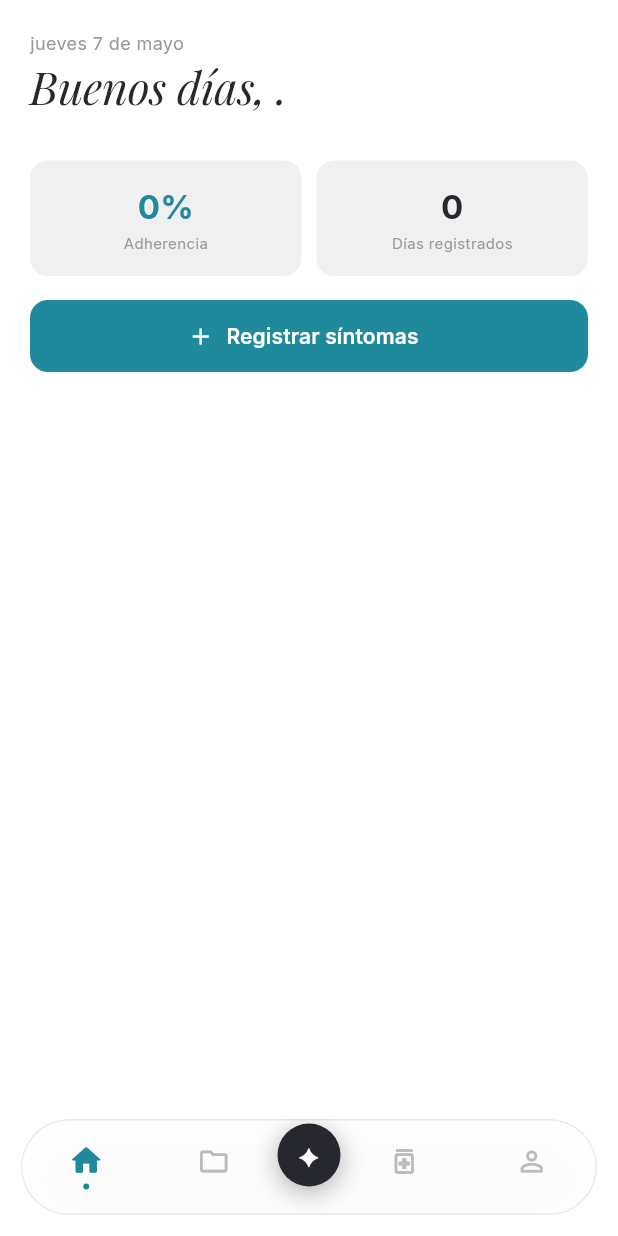
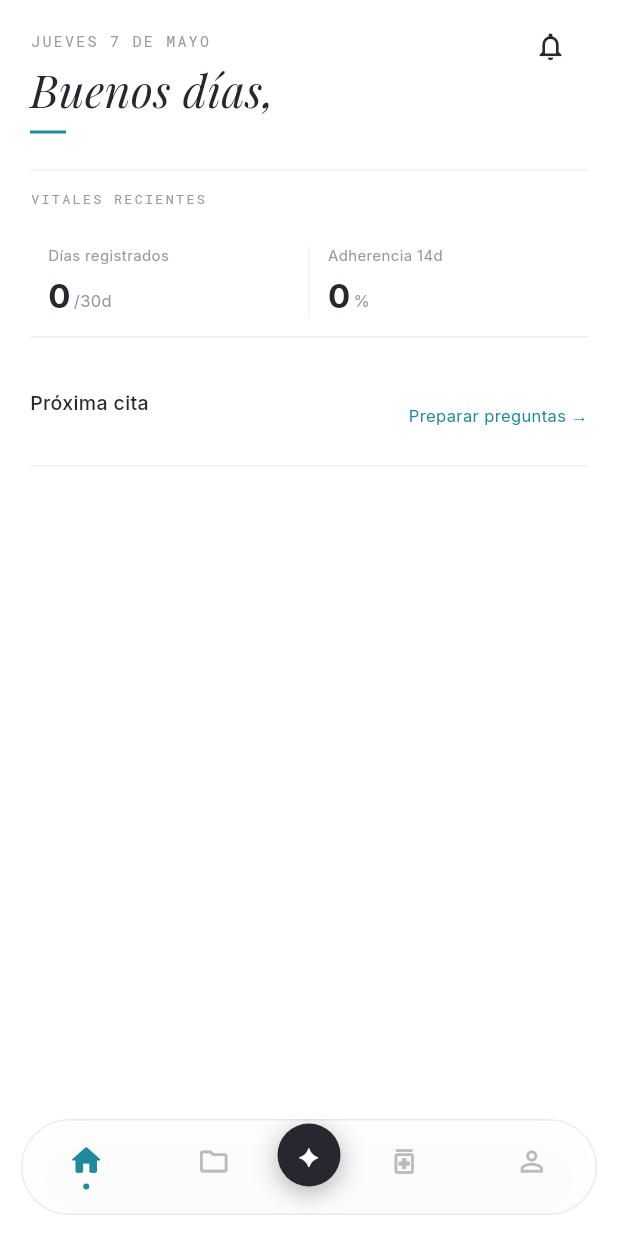
Before and after one commit to OscarTru/aliis-v1, a Flutter app: the screen it shows once a user with an empty profile is signed in, on a phone screen of 412 x 824 dp. Run offline on Flutter 3.47's test engine with Material 3 defaults, Android fonts, the light colour scheme and no system bars; drawn by our look-alikes of flutter_animate; our stand-ins replace firebase_core, firebase_messaging, flutter_riverpod, go_router, google_fonts, supabase_flutter; accounts and stored records are empty.

Commit message:
feat(home): header Editorial + BellBadge + AliisSignalCard + secciones

```diff
--- a/mobile/lib/features/home/home_provider.dart
+++ b/mobile/lib/features/home/home_provider.dart
@@ -10,6 +10,7 @@ class HomeData {
   final Set<String> takenToday;
   final bool hasActiveAlert;
   final String? alertBody;
+  final List<String> insights;
   final int adherencia14d;
   final int diasRegistrados30d;
 
@@ -20,6 +21,7 @@ class HomeData {
     required this.takenToday,
     required this.hasActiveAlert,
     this.alertBody,
+    required this.insights,
     required this.adherencia14d,
     required this.diasRegistrados30d,
   });
@@ -31,9 +33,9 @@ class HomeData {
 
 final homeProvider = FutureProvider.autoDispose<HomeData>((ref) async {
   final session = ref.watch(sessionProvider).valueOrNull;
-  if (session == null) return HomeData(
+  if (session == null) return const HomeData(
     treatments: [], takenToday: {}, hasActiveAlert: false,
-    adherencia14d: 0, diasRegistrados30d: 0,
+    insights: [], adherencia14d: 0, diasRegistrados30d: 0,
   );
 
   final userId = session.user.id;
@@ -101,6 +103,8 @@ final homeProvider = FutureProvider.autoDispose<HomeData>((ref) async {
 
   String? alertBody;
   bool hasActiveAlert = false;
+  final insights = <String>[];
+
   if (insight != null) {
     final content = insight['content'];
     final parsed = content is String
@@ -110,7 +114,10 @@ final homeProvider = FutureProvider.autoDispose<HomeData>((ref) async {
     if (patron != null) {
       hasActiveAlert = true;
       alertBody = patron;
+      insights.add(patron);
     }
+    final recomendacion = parsed['recomendacion'] as String?;
+    if (recomendacion != null) insights.add(recomendacion);
   }
 
   return HomeData(
@@ -120,6 +127,7 @@ final homeProvider = FutureProvider.autoDispose<HomeData>((ref) async {
     takenToday: takenToday,
     hasActiveAlert: hasActiveAlert,
     alertBody: alertBody,
+    insights: insights,
     adherencia14d: adherencia14d,
     diasRegistrados30d: dias,
   );
--- a/mobile/lib/features/home/home_screen.dart
+++ b/mobile/lib/features/home/home_screen.dart
@@ -4,11 +4,14 @@ import 'package:go_router/go_router.dart';
 import 'package:google_fonts/google_fonts.dart';
 import 'package:intl/intl.dart';
 import '../../core/theme.dart';
+import '../../shared/widgets/serif_heading.dart';
+import '../../shared/widgets/bell_badge.dart';
+import '../../shared/widgets/aliis_signal_card.dart';
+import '../../shared/widgets/alert_row.dart';
+import '../../shared/widgets/adherence_bar.dart';
+import '../../shared/widgets/list_item.dart';
+import '../alertas/alertas_provider.dart';
 import 'home_provider.dart';
-import 'widgets/adherencia_card.dart';
-import 'widgets/alerta_banner.dart';
-import 'widgets/celebracion_card.dart';
-import 'widgets/metricas_grid.dart';
 
 class HomeScreen extends ConsumerWidget {
   const HomeScreen({super.key});
@@ -16,63 +19,101 @@ class HomeScreen extends ConsumerWidget {
   @override
   Widget build(BuildContext context, WidgetRef ref) {
     final homeAsync = ref.watch(homeProvider);
+    final alertasAsync = ref.watch(alertasProvider);
     final now = DateTime.now();
-    final fecha = DateFormat("EEEE d 'de' MMMM", 'es').format(now);
+    final fecha = DateFormat("EEEE d 'de' MMMM", 'es').format(now).toUpperCase();
+    final greeting = _greeting(now.hour);
+
+    final alertCount = alertasAsync.valueOrNull
+        ?.where((n) => !n.read).length ?? 0;
 
     return Scaffold(
       body: SafeArea(
         child: RefreshIndicator(
-          onRefresh: () async => ref.invalidate(homeProvider),
+          onRefresh: () async {
+            ref.invalidate(homeProvider);
+            ref.invalidate(alertasProvider);
+          },
           child: homeAsync.when(
             loading: () => const Center(child: CircularProgressIndicator()),
             error: (e, _) => Center(
               child: Text('Error cargando datos',
-                style: GoogleFonts.inter(color: AliisColors.mutedForeground))),
+                style: GoogleFonts.inter(color: AliisColors.mutedFg))),
             data: (data) => ListView(
-              padding: const EdgeInsets.all(20),
+              padding: const EdgeInsets.fromLTRB(20, 20, 20, 20),
               children: [
-                Text(fecha,
-                  style: GoogleFonts.inter(
-                    fontSize: 12, color: AliisColors.mutedForeground)),
-                const SizedBox(height: 4),
-                Text(
-                  data.userName != null
-                    ? 'Buenos días, ${data.userName}.'
-                    : 'Lo que te toca hoy.',
-                  style: Theme.of(context).textTheme.displayLarge),
+                // Header
+                Row(
+                  crossAxisAlignment: CrossAxisAlignment.start,
+                  children: [
+                    Expanded(
+                      child: SerifHeading(
+                        eyebrow: fecha,
+                        heading: data.userName != null
+                            ? '$greeting, ${data.userName}'
+                            : greeting,
+                      ),
+                    ),
+                    const SizedBox(width: 12),
+                    BellBadge(
+                      count: alertCount,
+                      onTap: () => context.push('/alertas'),
+                    ),
+                  ],
+                ),
+                const SizedBox(height: 24),
+
+                // 1. Señal Aliis del día
+                if (data.alertBody != null) ...[
+                  AliisSignalCard(body: data.alertBody!),
+                  const SizedBox(height: 20),
+                ],
+
+                // 2. Adherencia hoy
+                if (data.treatments.isNotEmpty) ...[
+                  AdherenceBar(
+                    label: 'Adherencia hoy',
+                    percent: data.adherencia14d,
+                    sublabel: data.treatments
+                            .where((t) => !data.takenToday.contains(t.name))
+                            .map((t) => t.name)
+                            .take(1)
+                            .map((n) => 'Pendiente: $n')
+                            .firstOrNull,
+                  ),
+                  const SizedBox(height: 20),
+                ],
+
+                // 3. Alertas/insights de Aliis
+                if (data.insights.length > 1) ...[
+                  Container(
+                    decoration: const BoxDecoration(
+                      border: Border(top: BorderSide(color: AliisColors.border)),
+                    ),
+                    child: Column(
+                      children: data.insights.skip(1).map((ins) =>
+                        AlertRow(title: ins, accentColor: AliisColors.primary)
+                      ).toList(),
+                    ),
+                  ),
+                  const SizedBox(height: 20),
+                ],
+
+                // 4. Vitales recientes — grid 2x2
+                _VitalesSection(data: data),
                 const SizedBox(height: 20),
-                if (data.hasActiveAlert && data.alertBody != null) ...[
-                  AlertaBanner(
-                    body: data.alertBody!,
-                    onTap: () => context.go('/alertas'),
+
+                // 5. Próxima cita
+                if (data.nextAppointment != null)
+                  ListItem(
+                    title: 'Próxima cita',
+                    subtitle: data.nextAppointment,
+                    trailing: Text('Preparar preguntas →',
+                      style: GoogleFonts.inter(
+                        fontSize: 11,
+                        color: AliisColors.primary,
+                      )),
                   ),
-                  const SizedBox(height: 12),
-                ],
-                if (data.allTakenToday)
-                  CelebracionCard(adherencia14d: data.adherencia14d)
-                else if (data.treatments.isNotEmpty)
-                  AdherenciaCard(
-                    treatments: data.treatments,
-                    takenToday: data.takenToday,
-                  ),
-                const SizedBox(height: 12),
-                MetricasGrid(
-                  adherencia14d: data.adherencia14d,
-                  diasRegistrados30d: data.diasRegistrados30d,
-                ),
-                const SizedBox(height: 16),
-                FilledButton.icon(
-                  onPressed: () => context.push('/diario/registro'),
-                  icon: const Icon(Icons.add, size: 18),
-                  label: Text('Registrar síntomas',
-                    style: GoogleFonts.inter(fontWeight: FontWeight.w600)),
-                  style: FilledButton.styleFrom(
-                    backgroundColor: AliisColors.primary,
-                    minimumSize: const Size(double.infinity, 48),
-                    shape: RoundedRectangleBorder(
-                      borderRadius: BorderRadius.circular(12)),
-                  ),
-                ),
               ],
             ),
           ),
@@ -80,4 +121,99 @@ class HomeScreen extends ConsumerWidget {
       ),
     );
   }
+
+  String _greeting(int hour) {
+    if (hour < 12) return 'Buenos días';
+    if (hour < 19) return 'Buenas tardes';
+    return 'Buenas noches';
+  }
 }
+
+class _VitalesSection extends StatelessWidget {
+  final HomeData data;
+  const _VitalesSection({required this.data});
+
+  @override
+  Widget build(BuildContext context) {
+    return Container(
+      decoration: const BoxDecoration(
+        border: Border(top: BorderSide(color: AliisColors.border)),
+      ),
+      child: Column(
+        crossAxisAlignment: CrossAxisAlignment.start,
+        children: [
+          Padding(
+            padding: const EdgeInsets.symmetric(vertical: 12),
+            child: Text('VITALES RECIENTES',
+              style: GoogleFonts.robotoMono(
+                fontSize: 9,
+                color: AliisColors.mutedFg,
+                letterSpacing: 1.5,
+              )),
+          ),
+          Row(
+            children: [
+              _VitalCell(
+                label: 'Días registrados',
+                value: '${data.diasRegistrados30d}',
+                unit: '/30d',
+              ),
+              Container(width: 1, height: 48, color: AliisColors.border),
+              _VitalCell(
+                label: 'Adherencia 14d',
+                value: '${data.adherencia14d}',
+                unit: '%',
+              ),
+            ],
+          ),
+          const Divider(height: 1, color: AliisColors.border),
+        ],
+      ),
+    );
+  }
+}
+
+class _VitalCell extends StatelessWidget {
+  final String label;
+  final String value;
+  final String unit;
+  const _VitalCell({required this.label, required this.value, required this.unit});
+
+  @override
+  Widget build(BuildContext context) {
+    return Expanded(
+      child: Padding(
+        padding: const EdgeInsets.all(12),
+        child: Column(
+          crossAxisAlignment: CrossAxisAlignment.start,
+          children: [
+            Text(label,
+              style: GoogleFonts.inter(
+                fontSize: 10,
+                color: AliisColors.mutedFg,
+              )),
+            const SizedBox(height: 4),
+            Row(
+              crossAxisAlignment: CrossAxisAlignment.baseline,
+              textBaseline: TextBaseline.alphabetic,
+              children: [
+                Text(value,
+                  style: GoogleFonts.inter(
+                    fontSize: 22,
+                    fontWeight: FontWeight.w700,
+                    color: AliisColors.foreground,
+                  )),
+                const SizedBox(width: 2),
+                Text(unit,
+                  style: GoogleFonts.inter(
+                    fontSize: 11,
+                    color: AliisColors.mutedFg,
+                  )),
+              ],
+            ),
+          ],
+        ),
+      ),
+    );
+  }
+}
```
